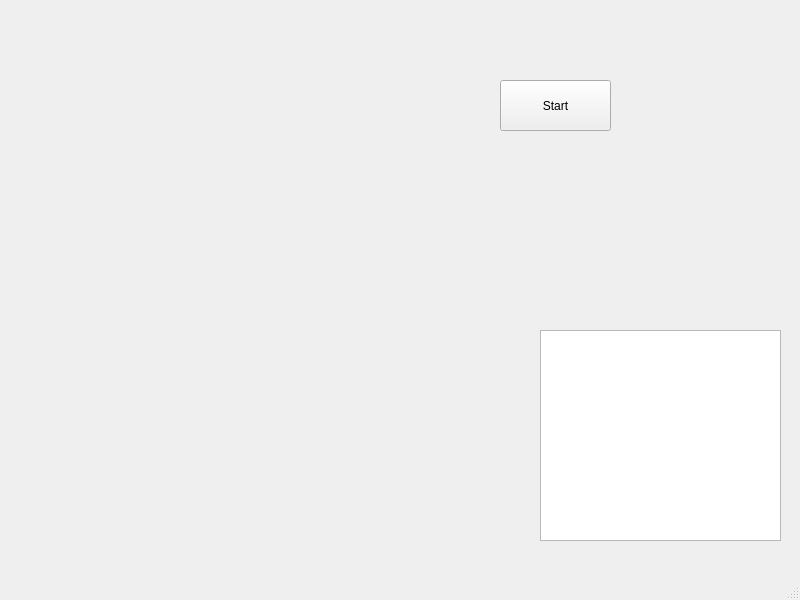
The window that Lab18/TestPrologServerGui/mainwindow.ui (Inlucker/FILP) describes before a commit, drawn with Qt 5.
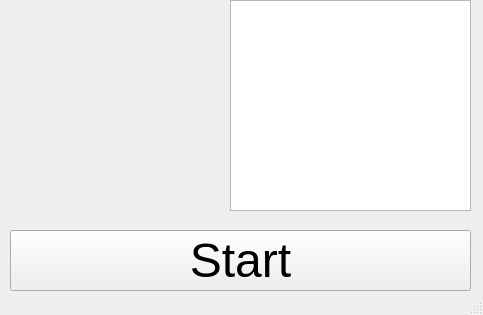
The same window after the commit.

```diff
--- a/Lab18/TestPrologServerGui/mainwindow.ui
+++ b/Lab18/TestPrologServerGui/mainwindow.ui
@@ -6,8 +6,8 @@
    <rect>
     <x>0</x>
     <y>0</y>
-    <width>800</width>
-    <height>600</height>
+    <width>483</width>
+    <height>315</height>
    </rect>
   </property>
   <property name="windowTitle">
@@ -17,8 +17,8 @@
    <widget class="QTextEdit" name="textEdit">
     <property name="geometry">
      <rect>
-      <x>540</x>
-      <y>330</y>
+      <x>230</x>
+      <y>0</y>
       <width>241</width>
       <height>211</height>
      </rect>
@@ -27,12 +27,17 @@
    <widget class="QPushButton" name="pushButton">
     <property name="geometry">
      <rect>
-      <x>500</x>
-      <y>80</y>
-      <width>111</width>
-      <height>51</height>
+      <x>10</x>
+      <y>230</y>
+      <width>461</width>
+      <height>61</height>
      </rect>
     </property>
+    <property name="font">
+     <font>
+      <pointsize>36</pointsize>
+     </font>
+    </property>
     <property name="text">
      <string>Start</string>
     </property>
```
Left out of the diff: 2 changed lines with no effect on the pictures.
